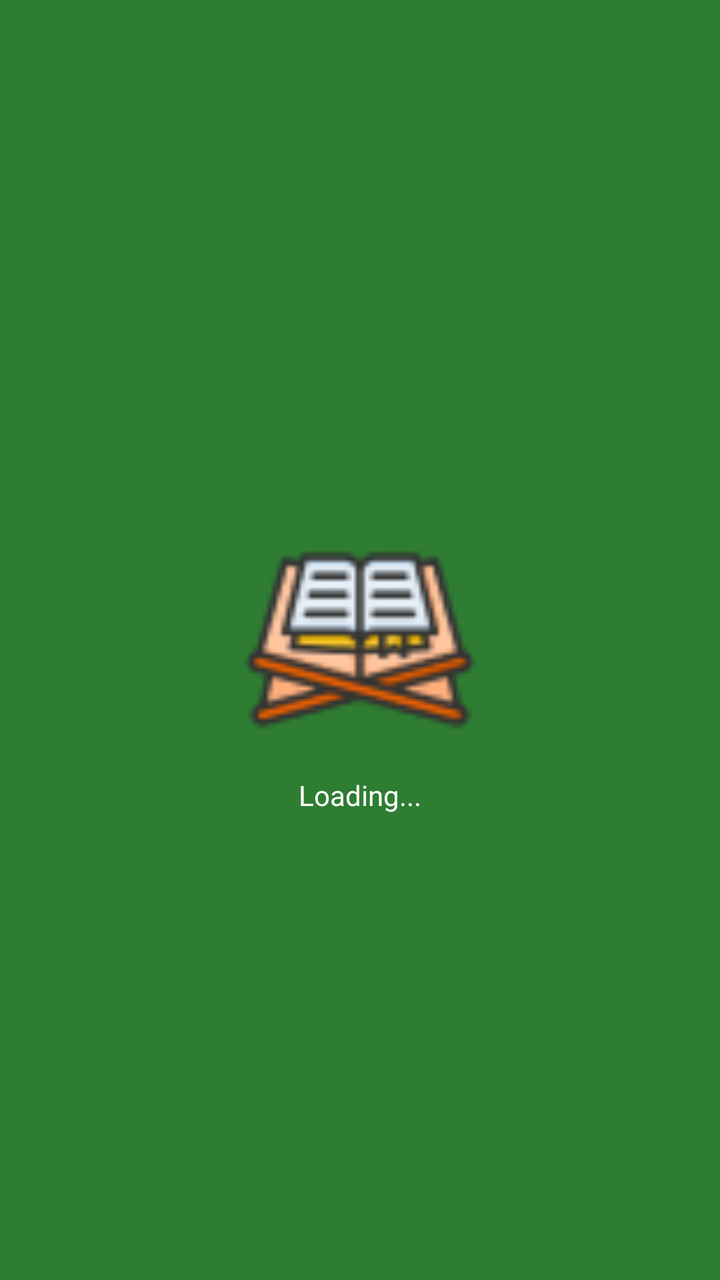
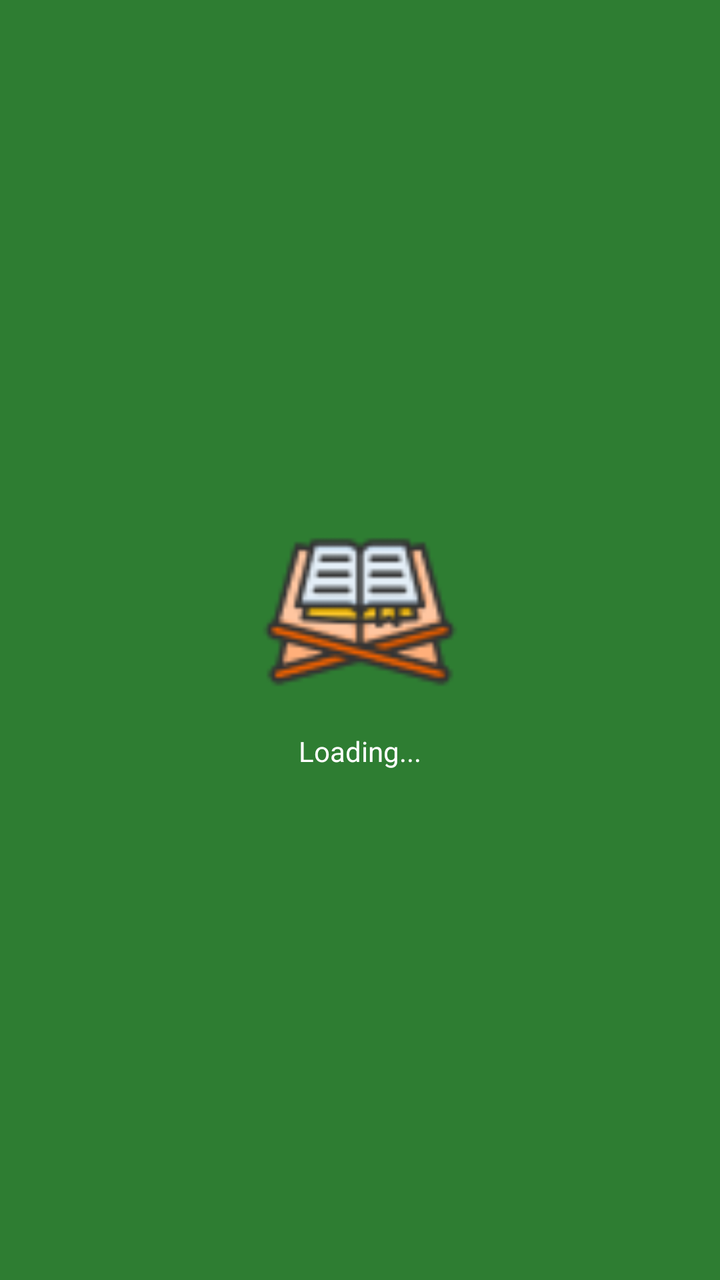

An Android layout rendered at two revisions. The XML below is the earlier revision; the diff shows what the commit changed to produce the second picture.
<!-- AndroidManifest.xml: application theme Theme.Zakrni -->
<!-- res/layout/activity_splash.xml -->
<?xml version="1.0" encoding="utf-8"?>
<RelativeLayout xmlns:android="http://schemas.android.com/apk/res/android"
    android:layout_width="match_parent"
    android:layout_height="match_parent"
    android:background="@color/primary">

    <ImageView
        android:id="@+id/logo"
        android:layout_width="120dp"
        android:layout_height="120dp"
        android:layout_centerInParent="true"
        android:src="@drawable/ic_quran" />

    <ProgressBar
        android:id="@+id/progressBar"
        style="?android:attr/progressBarStyleHorizontal"
        android:layout_width="200dp"
        android:layout_height="wrap_content"
        android:layout_below="@id/logo"
        android:layout_centerHorizontal="true"
        android:layout_marginTop="32dp"
        android:visibility="gone" />

    <TextView
        android:id="@+id/progressText"
        android:layout_width="wrap_content"
        android:layout_height="wrap_content"
        android:layout_below="@id/progressBar"
        android:layout_centerHorizontal="true"
        android:layout_marginTop="8dp"
        android:text="Loading..."
        android:textColor="@android:color/white" />
</RelativeLayout>
<!-- resources referenced by this layout -->
<resources>
  <color name="primary">#2E7D32</color>
  <!-- drawable ic_quran: png bitmap (drawable, 3729 bytes) -->
  <style name="Theme.Zakrni" parent="Base.Theme.Zakrni" />
  <style name="Base.Theme.Zakrni" parent="Theme.Material3.DayNight.NoActionBar">
          <item name="android:layoutDirection">ltr</item>
          
          <item name="colorPrimary">@color/primary</item>
          <item name="colorPrimaryVariant">@color/primary_variant</item>
          <item name="colorOnPrimary">@color/on_primary</item>
          <item name="colorPrimaryContainer">@color/primary_container</item>
          <item name="colorOnPrimaryContainer">@color/on_primary_container</item>
          
          
          <item name="colorSecondary">@color/secondary</item>
          <item name="colorSecondaryVariant">@color/secondary_variant</item>
          <item name="colorOnSecondary">@color/on_secondary</item>
          <item name="colorSecondaryContainer">@color/secondary_container</item>
          <item name="colorOnSecondaryContainer">@color/on_secondary_container</item>
          
          
          <item name="colorTertiary">@color/tertiary</item>
          <item name="colorOnTertiary">@color/on_tertiary</item>
          <item name="colorTertiaryContainer">@color/tertiary_container</item>
          
          
          <item name="android:colorBackground">@color/background</item>
          <item name="colorSurface">@color/surface</item>
          <item name="colorSurfaceVariant">@color/surface_variant</item>
          <item name="colorOnSurface">@color/on_surface</item>
          <item name="colorOnSurfaceVariant">@color/on_surface_variant</item>
          
          
          <item name="colorError">@color/error</item>
          <item name="colorOnError">@color/on_error</item>
          <item name="colorErrorContainer">@color/error_container</item>
          <item name="colorOnErrorContainer">@color/on_error_container</item>
          
          
          <item name="colorOutline">@color/outline</item>
          <item name="colorOutlineVariant">@color/outline_variant</item>
          
          
          <item name="android:statusBarColor">#1A3C34</item>
          <item name="android:navigationBarColor">@color/surface</item>
      </style>
  <color name="primary_variant">#1B5E20</color>
  <color name="on_primary">#FFFFFF</color>
  <color name="primary_container">#A8DAB5</color>
  <color name="on_primary_container">#00210A</color>
  <color name="secondary">#C9A227</color>
  <color name="secondary_variant">#A68B00</color>
  <color name="on_secondary">#FFFFFF</color>
  <color name="secondary_container">#FFF8E1</color>
  <color name="on_secondary_container">#3D2E00</color>
  <color name="tertiary">#4A7C59</color>
  <color name="on_tertiary">#FFFFFF</color>
  <color name="tertiary_container">#C8E6C9</color>
  <color name="background">#FEFBF4</color>
  <color name="surface">#FEFBFF</color>
  <color name="surface_variant">#F4F7F0</color>
  <color name="on_surface">#1A1C18</color>
  <color name="on_surface_variant">#6A706B</color>
  <color name="error">#B00020</color>
  <color name="on_error">#FFFFFF</color>
  <color name="error_container">#FFDAD6</color>
  <color name="on_error_container">#410002</color>
  <color name="outline">#E0E3DE</color>
  <color name="outline_variant">#F1F4EE</color>
</resources>

<!-- the commit's change to res/layout/activity_splash.xml (unified diff, before → after) -->
@@ -1,33 +1,61 @@
 <?xml version="1.0" encoding="utf-8"?>
-<RelativeLayout xmlns:android="http://schemas.android.com/apk/res/android"
+<androidx.constraintlayout.widget.ConstraintLayout xmlns:android="http://schemas.android.com/apk/res/android"
+    xmlns:app="http://schemas.android.com/apk/res-auto"
     android:layout_width="match_parent"
     android:layout_height="match_parent"
-    android:background="@color/primary">
+    android:background="@color/primary"
+    android:paddingHorizontal="24dp">
+
+    <androidx.constraintlayout.widget.Guideline
+        android:id="@+id/centerGuide"
+        android:layout_width="wrap_content"
+        android:layout_height="wrap_content"
+        android:orientation="horizontal"
+        app:layout_constraintGuide_percent="0.40" />
 
     <ImageView
         android:id="@+id/logo"
-        android:layout_width="120dp"
-        android:layout_height="120dp"
-        android:layout_centerInParent="true"
-        android:src="@drawable/ic_quran" />
+        android:layout_width="0dp"
+        android:layout_height="0dp"
+        android:adjustViewBounds="true"
+        android:contentDescription="@null"
+        android:src="@drawable/ic_quran"
+        app:layout_constraintBottom_toTopOf="@id/progressBar"
+        app:layout_constraintDimensionRatio="1:1"
+        app:layout_constraintEnd_toEndOf="parent"
+        app:layout_constraintStart_toStartOf="parent"
+        app:layout_constraintTop_toTopOf="@id/centerGuide"
+        app:layout_constraintVertical_bias="1"
+        app:layout_constraintWidth_percent="0.32" />
 
     <ProgressBar
         android:id="@+id/progressBar"
         style="?android:attr/progressBarStyleHorizontal"
-        android:layout_width="200dp"
+        android:layout_width="0dp"
         android:layout_height="wrap_content"
-        android:layout_below="@id/logo"
-        android:layout_centerHorizontal="true"
-        android:layout_marginTop="32dp"
-        android:visibility="gone" />
+        android:layout_marginTop="28dp"
+        android:indeterminate="false"
+        android:max="114"
+        android:minHeight="4dp"
+        android:visibility="gone"
+        app:layout_constraintEnd_toEndOf="parent"
+        app:layout_constraintStart_toStartOf="parent"
+        app:layout_constraintTop_toBottomOf="@id/logo"
+        app:layout_constraintWidth_percent="0.56" />
 
     <TextView
         android:id="@+id/progressText"
-        android:layout_width="wrap_content"
+        android:layout_width="0dp"
         android:layout_height="wrap_content"
-        android:layout_below="@id/progressBar"
-        android:layout_centerHorizontal="true"
-        android:layout_marginTop="8dp"
+        android:layout_marginTop="10dp"
+        android:gravity="center"
+        android:maxLines="2"
         android:text="Loading..."
-        android:textColor="@android:color/white" />
-</RelativeLayout>
+        android:textColor="@android:color/white"
+        android:textSize="14sp"
+        app:layout_constraintEnd_toEndOf="parent"
+        app:layout_constraintStart_toStartOf="parent"
+        app:layout_constraintTop_toBottomOf="@id/progressBar"
+        app:layout_constraintWidth_percent="0.80" />
+
+</androidx.constraintlayout.widget.ConstraintLayout>
<!-- resource entries referenced after the edit -->
@@ -4,7 +4,6 @@
   <!-- drawable ic_quran: png bitmap (drawable, 3729 bytes) -->
   <style name="Theme.Zakrni" parent="Base.Theme.Zakrni" />
   <style name="Base.Theme.Zakrni" parent="Theme.Material3.DayNight.NoActionBar">
-          <item name="android:layoutDirection">ltr</item>
           
           <item name="colorPrimary">@color/primary</item>
           <item name="colorPrimaryVariant">@color/primary_variant</item>
